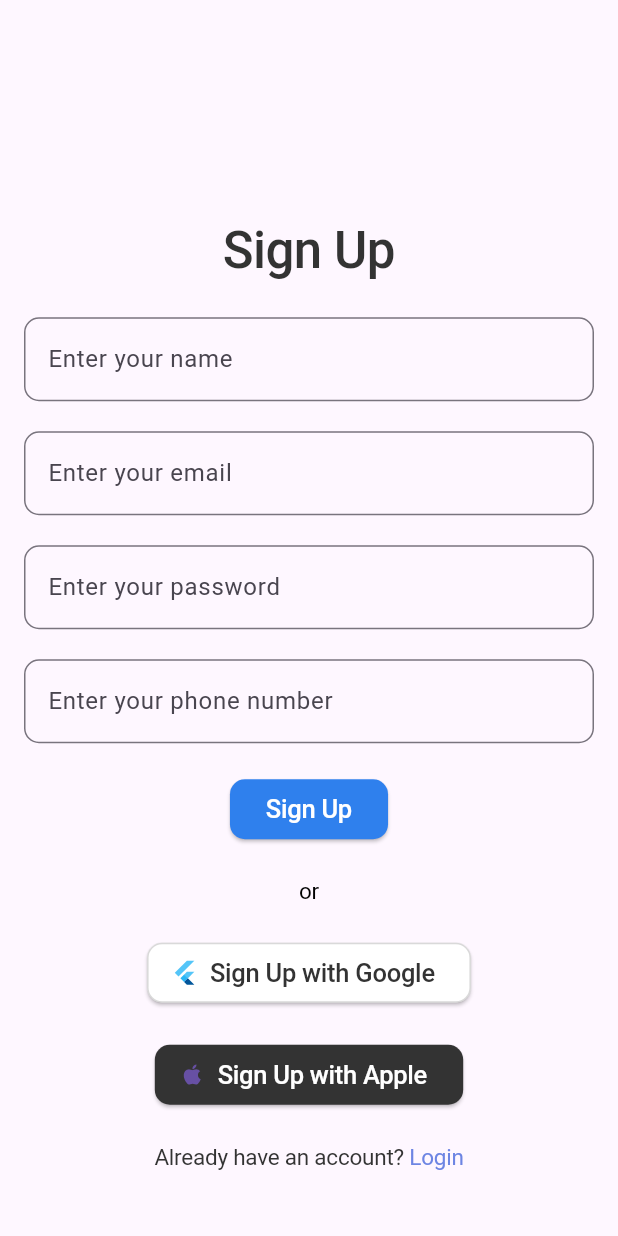
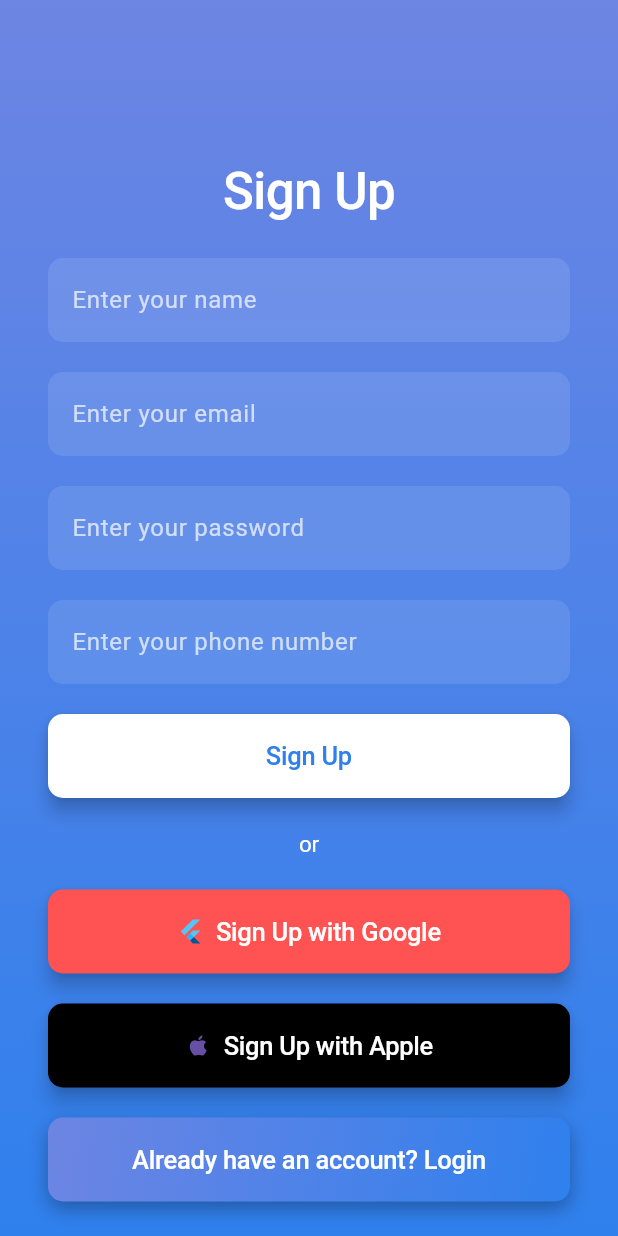
Before and after one commit to aymenzouaoui/sinstressprojet, a Flutter app: the SignupScreen screen opened directly, on a phone screen of 412 x 824 dp. Run offline on Flutter 3.47's test engine with Material 3 defaults, Android fonts, the light colour scheme and no system bars; our stand-ins replace flutter_local_notifications, flutter_map, geocoding, image_picker, latlong2, location and 3 more.

Commit message:
Update signup_screen.dart

```diff
--- a/lib/screens/auth/signup_screen.dart
+++ b/lib/screens/auth/signup_screen.dart
@@ -2,6 +2,7 @@ import 'package:flutter/material.dart';
 import '../home_screen.dart';
 import '../../data/repository.dart';
 import '../../models/user.dart';
+import 'login_screen.dart'; // Import the LoginScreen
 
 class SignupScreen extends StatefulWidget {
   const SignupScreen({super.key});
@@ -10,7 +11,7 @@ class SignupScreen extends StatefulWidget {
   _SignupScreenState createState() => _SignupScreenState();
 }
 
-class _SignupScreenState extends State<SignupScreen> {
+class _SignupScreenState extends State<SignupScreen> with SingleTickerProviderStateMixin {
   final _formKey = GlobalKey<FormState>();
   String _name = '';
   String _email = '';
@@ -18,6 +19,25 @@ class _SignupScreenState extends State<SignupScreen> {
   String _phoneNumber = '';
   bool _isLoading = false;
   final Repository _repository = Repository();
+  late AnimationController _controller;
+  late Animation<double> _animation;
+
+  @override
+  void initState() {
+    super.initState();
+    _controller = AnimationController(
+      duration: const Duration(seconds: 1),
+      vsync: this,
+    );
+    _animation = CurvedAnimation(parent: _controller, curve: Curves.easeInOut);
+    _controller.forward();
+  }
+
+  @override
+  void dispose() {
+    _controller.dispose();
+    super.dispose();
+  }
 
   void _signup() async {
     if (_formKey.currentState!.validate()) {
@@ -49,36 +69,74 @@ class _SignupScreenState extends State<SignupScreen> {
     }
   }
 
+  Route _createRoute() {
+    return PageRouteBuilder(
+      pageBuilder: (context, animation, secondaryAnimation) => const LoginScreen(),
+      transitionsBuilder: (context, animation, secondaryAnimation, child) {
+        const begin = Offset(1.0, 0.0);
+        const end = Offset.zero;
+        const curve = Curves.ease;
+
+        var tween = Tween(begin: begin, end: end).chain(CurveTween(curve: curve));
+        var offsetAnimation = animation.drive(tween);
+
+        return SlideTransition(
+          position: offsetAnimation,
+          child: child,
+        );
+      },
+    );
+  }
+
   @override
   Widget build(BuildContext context) {
     return Scaffold(
-      body: Center(
+      body: Stack(
+        children: [
+          Container(
+            decoration: const BoxDecoration(
+              gradient: LinearGradient(
+                colors: [Color(0xFF6D85E3), Color(0xFF2F80ED)],
+                begin: Alignment.topCenter,
+                end: Alignment.bottomCenter,
+              ),
+            ),
+          ),
+          Center(
             child: SingleChildScrollView(
-          child: Padding(
-            padding: const EdgeInsets.all(16.0),
+              padding: const EdgeInsets.symmetric(horizontal: 32.0),
+              child: FadeTransition(
+                opacity: _animation,
                 child: Form(
                   key: _formKey,
                   child: Column(
+                    crossAxisAlignment: CrossAxisAlignment.stretch,
                     children: [
                       const SizedBox(height: 100),
                       const Text(
                         'Sign Up',
                         style: TextStyle(
-                      color: Color(0xFF333333),
+                          color: Colors.white,
                           fontSize: 34,
                           fontFamily: 'Roboto',
                           fontWeight: FontWeight.w500,
                           letterSpacing: -0.34,
                         ),
+                        textAlign: TextAlign.center,
                       ),
                       const SizedBox(height: 20),
                       TextFormField(
                         decoration: InputDecoration(
                           hintText: 'Enter your name',
+                          hintStyle: TextStyle(color: Colors.white.withOpacity(0.7)),
+                          filled: true,
+                          fillColor: Colors.white.withOpacity(0.1),
                           border: OutlineInputBorder(
                             borderRadius: BorderRadius.circular(10),
+                            borderSide: BorderSide.none,
                           ),
                         ),
+                        style: const TextStyle(color: Colors.white),
                         validator: (value) {
                           if (value!.isEmpty) {
                             return 'Please enter your name';
@@ -93,10 +151,15 @@ class _SignupScreenState extends State<SignupScreen> {
                       TextFormField(
                         decoration: InputDecoration(
                           hintText: 'Enter your email',
+                          hintStyle: TextStyle(color: Colors.white.withOpacity(0.7)),
+                          filled: true,
+                          fillColor: Colors.white.withOpacity(0.1),
                           border: OutlineInputBorder(
                             borderRadius: BorderRadius.circular(10),
+                            borderSide: BorderSide.none,
                           ),
                         ),
+                        style: const TextStyle(color: Colors.white),
                         validator: (value) {
                           if (value!.isEmpty) {
                             return 'Please enter your email';
@@ -111,10 +174,15 @@ class _SignupScreenState extends State<SignupScreen> {
                       TextFormField(
                         decoration: InputDecoration(
                           hintText: 'Enter your password',
+                          hintStyle: TextStyle(color: Colors.white.withOpacity(0.7)),
+                          filled: true,
+                          fillColor: Colors.white.withOpacity(0.1),
                           border: OutlineInputBorder(
                             borderRadius: BorderRadius.circular(10),
+                            borderSide: BorderSide.none,
                           ),
                         ),
+                        style: const TextStyle(color: Colors.white),
                         obscureText: true,
                         validator: (value) {
                           if (value!.isEmpty) {
@@ -130,10 +198,15 @@ class _SignupScreenState extends State<SignupScreen> {
                       TextFormField(
                         decoration: InputDecoration(
                           hintText: 'Enter your phone number',
+                          hintStyle: TextStyle(color: Colors.white.withOpacity(0.7)),
+                          filled: true,
+                          fillColor: Colors.white.withOpacity(0.1),
                           border: OutlineInputBorder(
                             borderRadius: BorderRadius.circular(10),
+                            borderSide: BorderSide.none,
                           ),
                         ),
+                        style: const TextStyle(color: Colors.white),
                         validator: (value) {
                           if (value!.isEmpty) {
                             return 'Please enter your phone number';
@@ -146,19 +219,22 @@ class _SignupScreenState extends State<SignupScreen> {
                       ),
                       const SizedBox(height: 20),
                       _isLoading
-                      ? const CircularProgressIndicator()
+                          ? const Center(child: CircularProgressIndicator())
                           : ElevatedButton(
                               onPressed: _signup,
                               style: ElevatedButton.styleFrom(
-                            backgroundColor: const Color(0xFF2F80ED),
+                                padding: const EdgeInsets.symmetric(vertical: 16.0),
+                                backgroundColor: Colors.white,
                                 shape: RoundedRectangleBorder(
                                   borderRadius: BorderRadius.circular(10),
                                 ),
+                                elevation: 5,
+                                shadowColor: Colors.black,
                               ),
                               child: const Text(
                                 'Sign Up',
                                 style: TextStyle(
-                              color: Colors.white,
+                                  color: Color(0xFF2F80ED),
                                   fontSize: 17,
                                   fontFamily: 'Roboto',
                                   fontWeight: FontWeight.w500,
@@ -170,12 +246,13 @@ class _SignupScreenState extends State<SignupScreen> {
                       const Text(
                         'or',
                         style: TextStyle(
-                      color: Colors.black,
+                          color: Colors.white,
                           fontSize: 15,
                           fontFamily: 'Roboto',
                           fontWeight: FontWeight.w400,
                           letterSpacing: -0.15,
                         ),
+                        textAlign: TextAlign.center,
                       ),
                       const SizedBox(height: 20),
                       ElevatedButton.icon(
@@ -186,7 +263,7 @@ class _SignupScreenState extends State<SignupScreen> {
                         label: const Text(
                           'Sign Up with Google',
                           style: TextStyle(
-                        color: Color(0xFF333333),
+                            color: Colors.white,
                             fontSize: 17,
                             fontFamily: 'Roboto',
                             fontWeight: FontWeight.w500,
@@ -194,13 +271,13 @@ class _SignupScreenState extends State<SignupScreen> {
                           ),
                         ),
                         style: ElevatedButton.styleFrom(
-                      foregroundColor: const Color(0xFF333333), backgroundColor: Colors.white,
-                      side: BorderSide(
-                        color: Colors.black.withOpacity(0.15),
-                      ),
+                          padding: const EdgeInsets.symmetric(vertical: 16.0),
+                          backgroundColor: Colors.redAccent,
                           shape: RoundedRectangleBorder(
                             borderRadius: BorderRadius.circular(10),
                           ),
+                          elevation: 5,
+                          shadowColor: Colors.black,
                         ),
                       ),
                       const SizedBox(height: 20),
@@ -220,46 +297,59 @@ class _SignupScreenState extends State<SignupScreen> {
                           ),
                         ),
                         style: ElevatedButton.styleFrom(
-                      backgroundColor: const Color(0xFF333333),
+                          padding: const EdgeInsets.symmetric(vertical: 16.0),
+                          backgroundColor: Colors.black,
                           shape: RoundedRectangleBorder(
                             borderRadius: BorderRadius.circular(10),
+                          ),
+                          elevation: 5,
+                          shadowColor: Colors.black,
+                        ),
+                      ),
+                      const SizedBox(height: 20),
+                      GestureDetector(
+                        onTap: () {
+                          Navigator.of(context).push(_createRoute());
+                        },
+                        child: Container(
+                          decoration: BoxDecoration(
+                            borderRadius: BorderRadius.circular(10),
+                            gradient: LinearGradient(
+                              colors: [Color(0xFF6D85E3), Color(0xFF2F80ED)],
+                              begin: Alignment.topLeft,
+                              end: Alignment.bottomRight,
+                            ),
+                            boxShadow: [
+                              BoxShadow(
+                                color: Colors.black.withOpacity(0.3),
+                                blurRadius: 10,
+                                offset: const Offset(0, 5),
+                              ),
+                            ],
+                          ),
+                          padding: const EdgeInsets.symmetric(vertical: 16),
+                          child: const Text(
+                            'Already have an account? Login',
+                            style: TextStyle(
+                              color: Colors.white,
+                              fontSize: 17,
+                              fontFamily: 'Roboto',
+                              fontWeight: FontWeight.w500,
+                              letterSpacing: -0.17,
+                            ),
+                            textAlign: TextAlign.center,
                           ),
                         ),
                       ),
                       const SizedBox(height: 20),
-                  const Text.rich(
-                    TextSpan(
-                      children: [
-                        TextSpan(
-                          text: 'Already have an account? ',
-                          style: TextStyle(
-                            color: Color(0xFF333333),
-                            fontSize: 15,
-                            fontFamily: 'Roboto',
-                            fontWeight: FontWeight.w400,
-                            letterSpacing: -0.15,
-                          ),
-                        ),
-                        TextSpan(
-                          text: 'Login',
-                          style: TextStyle(
-                            color: Color(0xFF6D85E3),
-                            fontSize: 15,
-                            fontFamily: 'Roboto',
-                            fontWeight: FontWeight.w400,
-                            letterSpacing: -0.15,
-                          ),
-                        ),
-                      ],
-                    ),
-                    textAlign: TextAlign.center,
-                  ),
                     ],
                   ),
                 ),
               ),
             ),
           ),
+        ],
+      ),
     );
   }
 }
```
Lines whose indentation alone changed are shown as unchanged.
